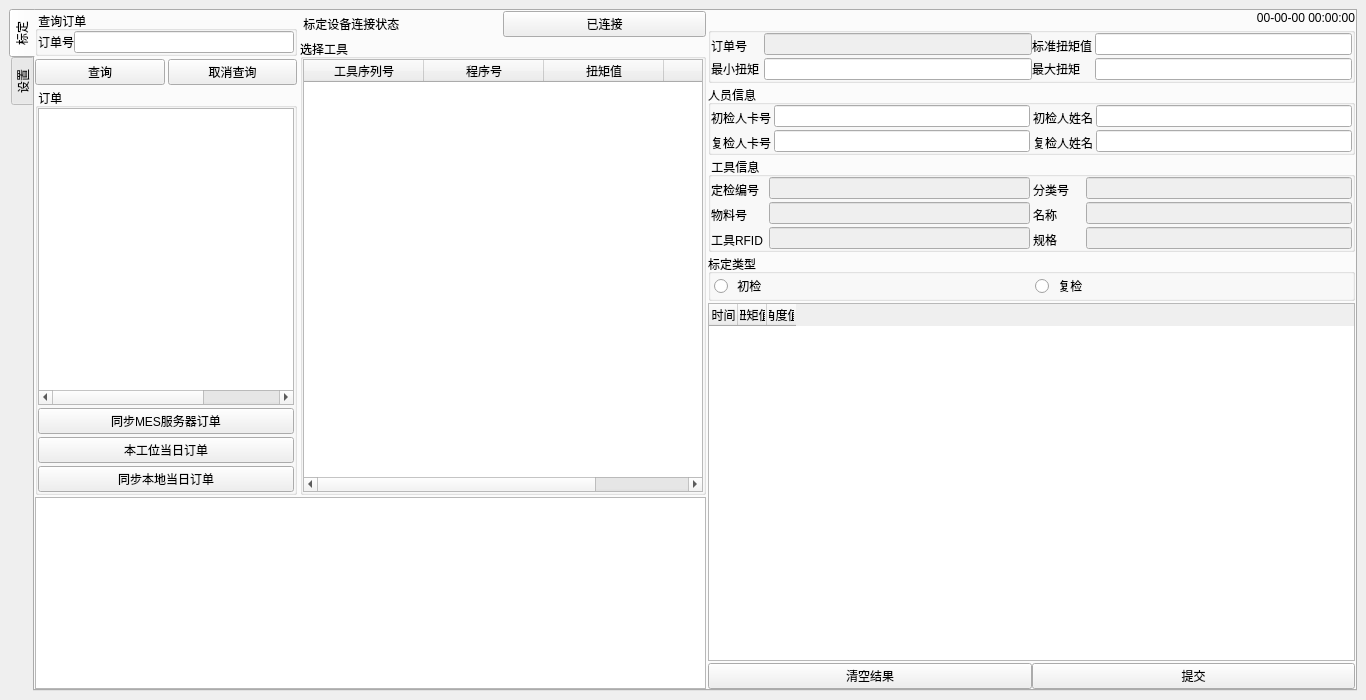
Qt form ui/toolkit.ui (masami10/ts013_toolkits) before a commit.
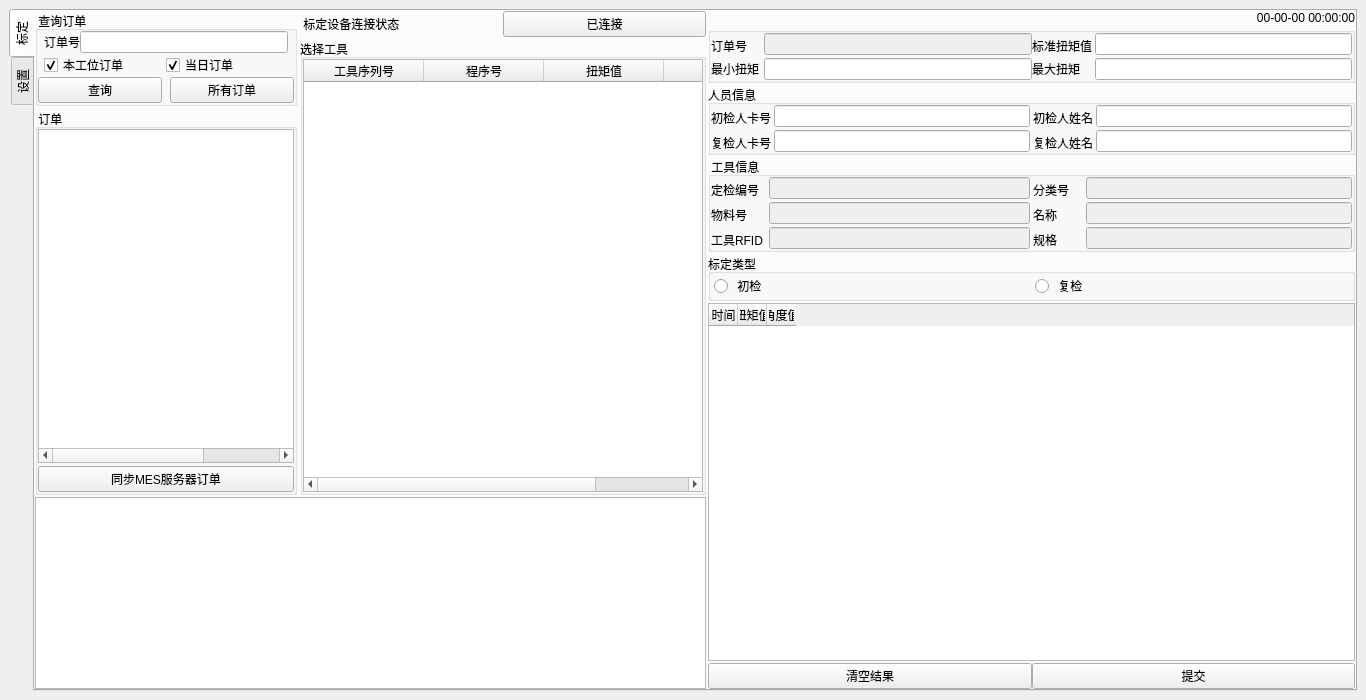
The same form after that commit.

Commit message: [FEAT](tools): 将筛选按钮改为复选框

Diff of the .ui file:
```diff
--- a/ui/toolkit.ui
+++ b/ui/toolkit.ui
@@ -134,6 +134,12 @@
                      <property name="verticalSpacing">
                       <number>0</number>
                      </property>
+                     <property name="leftMargin">
+                      <number>6</number>
+                     </property>
+                     <property name="rightMargin">
+                      <number>6</number>
+                     </property>
                      <item row="0" column="0">
                       <widget class="QLabel" name="QueryOrderCodeLabel">
                        <property name="text">
@@ -146,11 +152,47 @@
                      </item>
                     </layout>
                    </item>
-                  </layout>
-                 </widget>
+                   <item>
+                    <layout class="QHBoxLayout" name="horizontalLayout_16">
+                     <property name="leftMargin">
+                      <number>6</number>
+                     </property>
+                     <property name="rightMargin">
+                      <number>6</number>
+                     </property>
+                     <item>
+                      <widget class="QCheckBox" name="workcenterCheckBox">
+                       <property name="text">
+                        <string>本工位订单</string>
+                       </property>
+                       <property name="checked">
+                        <bool>true</bool>
+                       </property>
+                      </widget>
+                     </item>
+                     <item>
+                      <widget class="QCheckBox" name="todayCheckBox">
+                       <property name="text">
+                        <string>当日订单</string>
+                       </property>
+                       <property name="checked">
+                        <bool>true</bool>
+                       </property>
+                      </widget>
+                     </item>
+                    </layout>
                 </item>
                 <item>
                  <layout class="QHBoxLayout" name="horizontalLayout_14">
+                     <property name="spacing">
+                      <number>8</number>
+                     </property>
+                     <property name="leftMargin">
+                      <number>0</number>
+                     </property>
+                     <property name="rightMargin">
+                      <number>0</number>
+                     </property>
                   <item>
                    <widget class="QPushButton" name="QueryOrderButton">
                     <property name="text">
@@ -161,11 +203,14 @@
                   <item>
                    <widget class="QPushButton" name="CancelQueryButton">
                     <property name="text">
-                     <string>取消查询</string>
+                        <string>所有订单</string>
                     </property>
                    </widget>
                   </item>
                  </layout>
+                   </item>
+                  </layout>
+                 </widget>
                 </item>
                 <item>
                  <widget class="QGroupBox" name="groupBox">
@@ -276,23 +321,6 @@
                      </property>
                     </widget>
                    </item>
-                   <item>
-                    <widget class="QPushButton" name="filter_workcenter_btn">
-                     <property name="text">
-                      <string>本工位当日订单</string>
-                     </property>
-                    </widget>
-                   </item>
-                   <item>
-                    <widget class="QPushButton" name="load_order_btn">
-                     <property name="text">
-                      <string>同步本地当日订单</string>
-                     </property>
-                     <property name="flat">
-                      <bool>false</bool>
-                     </property>
-                    </widget>
-                   </item>
                   </layout>
                  </widget>
                 </item>
```
Lines whose indentation alone changed are shown as unchanged. The commit also changes 5 other files.
